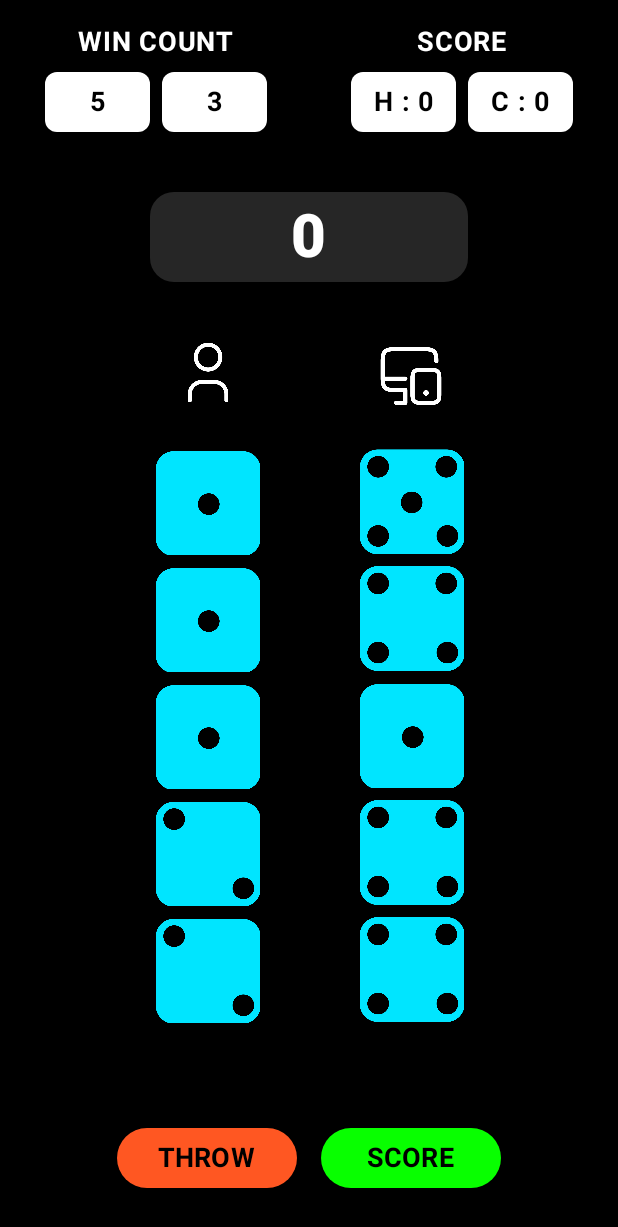
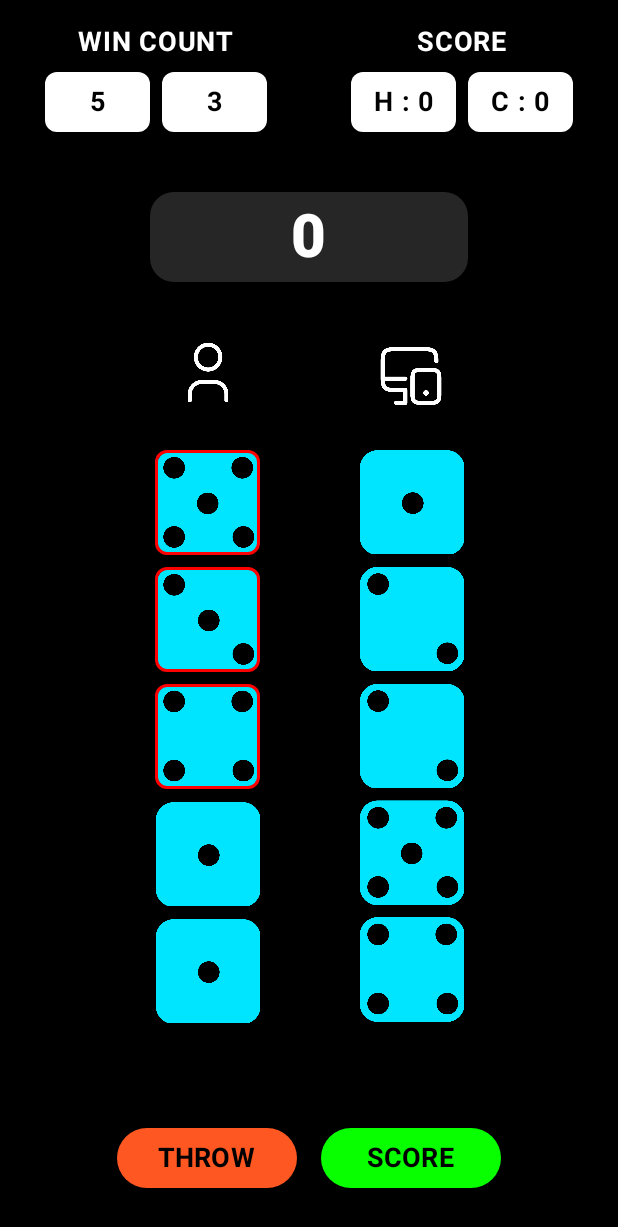
Before and after one commit to CodeWhi5per/Dice-Game-Using-Kotlin, an Android app built with Jetpack Compose: the composable GameScreen called with empty values, after a tap on "THROW", on a phone screen of 412 x 824 dp. Shown: the top 1227 px of the screen. Run offline under Robolectric (Android 15) with nearby library versions, the phone set to English and light mode, and no system bars; 3 other taps on this screen came first.

Commit message:
upgraded the functionality.

```diff
--- a/app/src/main/java/com/example/dice_game_assignment/MainActivity.kt
+++ b/app/src/main/java/com/example/dice_game_assignment/MainActivity.kt
@@ -5,6 +5,8 @@ import androidx.activity.ComponentActivity
 import androidx.activity.compose.setContent
 import androidx.compose.foundation.Image
 import androidx.compose.foundation.background
+import androidx.compose.foundation.border
+import androidx.compose.foundation.clickable
 import androidx.compose.foundation.layout.*
 import androidx.compose.foundation.text.KeyboardOptions
 import androidx.compose.foundation.shape.RoundedCornerShape
@@ -264,12 +266,20 @@ fun GameScreen(targetScore: Int) {
     var rollCount by remember { mutableStateOf(0) }
     var humanTotalScore by remember { mutableStateOf(0) }
     var computerTotalScore by remember { mutableStateOf(0) }
+    var selectedDice by remember { mutableStateOf(List(5) { false }) }
 
     fun updateScores() {
         leftDiceSum = leftDiceImages.sum()
         rightDiceSum = rightDiceImages.sum()
         humanTotalScore += leftDiceSum
         computerTotalScore += rightDiceSum
+    }
+
+    fun rerollDice() {
+        leftDiceImages = leftDiceImages.mapIndexed { index, dice ->
+            if (selectedDice[index]) dice else (1..6).random()
+        }
+        rightDiceImages = List(5) { (1..6).random() }
     }
 
     Column(
@@ -410,12 +420,27 @@ fun GameScreen(targetScore: Int) {
                     modifier = Modifier.size(40.dp)
                 )
                 Spacer(modifier = Modifier.height(16.dp))
-                leftDiceImages.forEach { dice ->
-                    Image(
-                        painter = painterResource(id = getDiceResource(dice)),
-                        contentDescription = "Dice $dice",
-                        modifier = Modifier.size(70.dp)
-                    )
+                leftDiceImages.forEachIndexed { index, dice ->
+                    Box(
+                        modifier = Modifier
+                            .size(70.dp)
+                            .border(
+                                width = 2.dp,
+                                color = if (selectedDice[index]) Color.Red else Color.Transparent,
+                                shape = RoundedCornerShape(8.dp)
+                            )
+                            .clickable {
+                                selectedDice = selectedDice.toMutableList().apply {
+                                    this[index] = !this[index]
+                                }
+                            },
+                        contentAlignment = Alignment.Center
+                    ) {
+                        Image(
+                            painter = painterResource(id = getDiceResource(dice)),
+                            contentDescription = "Dice $dice"
+                        )
+                    }
                 }
             }
             Column(
@@ -448,8 +473,7 @@ fun GameScreen(targetScore: Int) {
         ) {
             Button(
                 onClick = {
-                    leftDiceImages = List(5) { (1..6).random() }
-                    rightDiceImages = List(5) { (1..6).random() }
+                    rerollDice()
                     rollCount++
                     if (rollCount == 3) {
                         updateScores()
```
